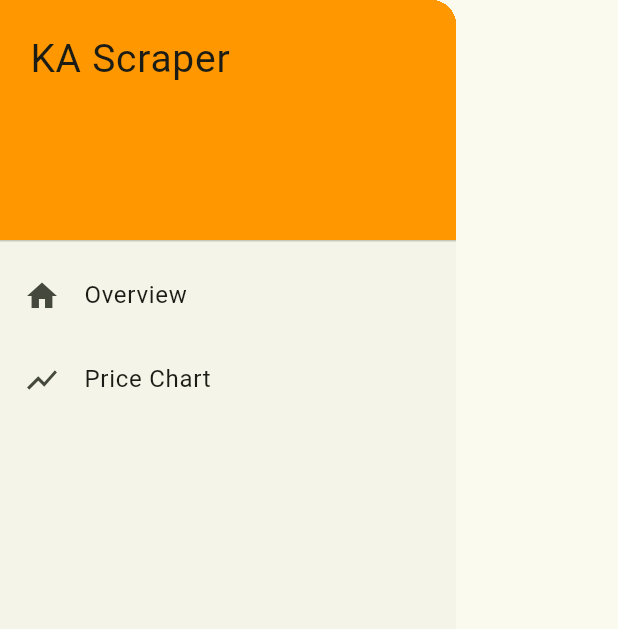
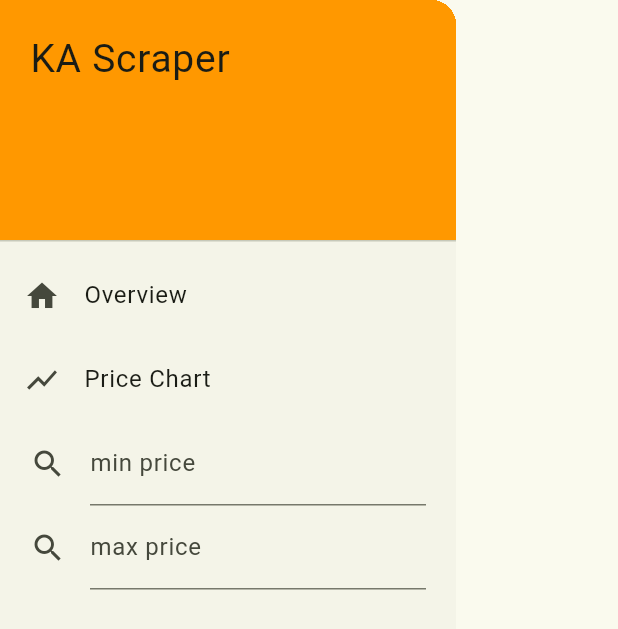
Before and after one commit to Narzgul/KA-Client, a Flutter app: the NavDrawer widget shown alone on an empty page, opened directly with empty values, on a phone screen of 412 x 824 dp. Shown: the top 629 px of the screen. Run offline on Flutter 3.47's test engine with Material 3 defaults, Android fonts, the phone set to English and light mode, and no system bars; our stand-ins replace fl_chart, get_it; network calls fail.

Commit message:
who da fuck knows

```diff
--- a/lib/overview.dart
+++ b/lib/overview.dart
@@ -18,6 +18,7 @@ class Overview extends StatelessWidget {
           List<Product> products = snapshot.data!; // Can't be null
           return ListView.builder(
             itemCount: products.length,
+            padding: const EdgeInsets.fromLTRB(8, 8, 8, 75),
             itemBuilder: (context, index) {
               return ListTile(
                 title: Text(products[index].title),
--- a/lib/style_components/app_scaffold.dart
+++ b/lib/style_components/app_scaffold.dart
@@ -32,7 +32,7 @@ class _AppScaffoldState extends State<AppScaffold> {
   @override
   Widget build(BuildContext context) {
     return MaterialApp(
-      title: 'HUntis',
+      title: 'KA-Scraper',
       theme: ThemeData(
         primarySwatch: Colors.orange,
       ),
--- a/lib/style_components/nav_drawer.dart
+++ b/lib/style_components/nav_drawer.dart
@@ -1,8 +1,10 @@
 import 'package:flutter/material.dart';
+import 'package:flutter/services.dart';
 
 class NavDrawer extends StatelessWidget {
   final Function(String page) updateCurrentPage;
-  const NavDrawer({super.key, required this.updateCurrentPage});
+  NavDrawer({super.key, required this.updateCurrentPage});
+  final _formKey = GlobalKey<FormState>();
 
   @override
   Widget build(BuildContext context) {
@@ -37,6 +39,41 @@ class NavDrawer extends StatelessWidget {
               Navigator.pop(context);
             },
           ),
+          Padding(
+            padding: const EdgeInsets.fromLTRB(20, 0, 20, 0),
+            child: Form(
+              key: _formKey,
+              onChanged: () {
+                if (_formKey.currentState!.validate()) {
+                  _formKey.currentState!.save();
+                }
+              },
+              child: Column(
+                children: [
+                  TextFormField(
+                    keyboardType: TextInputType.number,
+                    inputFormatters: [
+                      FilteringTextInputFormatter.digitsOnly,
+                    ],
+                    decoration: const InputDecoration(
+                      labelText: 'min price',
+                      icon: Icon(Icons.search),
+                    ),
+                  ),
+                  TextFormField(
+                    keyboardType: TextInputType.number,
+                    inputFormatters: [
+                      FilteringTextInputFormatter.digitsOnly,
+                    ],
+                    decoration: const InputDecoration(
+                      labelText: 'max price',
+                      icon: Icon(Icons.search),
+                    ),
+                  ),
+                ],
+              ),
+            ),
+          ),
         ],
       ),
     );
```
